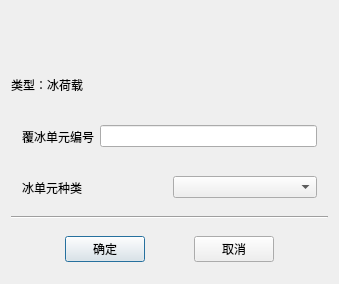
Before: the Qt Designer form TW/IceLoad.ui in Shixuku/Tower-Visual, drawn with Qt 5.
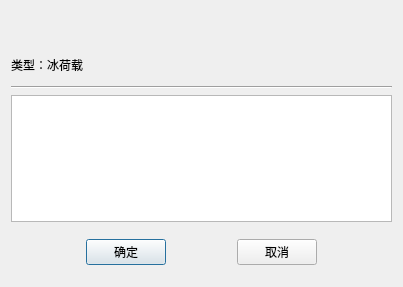
After: the same form once the commit is applied.

Commit message: 修改了覆冰的界面，增加了分析步，能够输出冰单元

```diff
--- a/TW/IceLoad.ui
+++ b/TW/IceLoad.ui
@@ -6,14 +6,14 @@
    <rect>
     <x>0</x>
     <y>0</y>
-    <width>339</width>
-    <height>284</height>
+    <width>403</width>
+    <height>287</height>
    </rect>
   </property>
   <property name="windowTitle">
    <string>冰荷载</string>
   </property>
-  <layout class="QVBoxLayout" name="verticalLayout" stretch="0,0,0,0,1,0">
+  <layout class="QVBoxLayout" name="verticalLayout" stretch="1,1,1,4,1">
    <item>
     <widget class="QLabel" name="label_name">
      <property name="text">
@@ -28,38 +28,6 @@
      </property>
     </widget>
    </item>
-   <item>
-    <widget class="QWidget" name="widget" native="true">
-     <layout class="QHBoxLayout" name="horizontalLayout">
-      <item>
-       <widget class="QLabel" name="label">
-        <property name="text">
-         <string>覆冰单元编号</string>
-        </property>
-       </widget>
-      </item>
-      <item>
-       <widget class="QLineEdit" name="line_idIceElement"/>
-      </item>
-     </layout>
-    </widget>
-   </item>
-   <item>
-    <widget class="QWidget" name="widget_3" native="true">
-     <layout class="QHBoxLayout" name="horizontalLayout_3">
-      <item>
-       <widget class="QLabel" name="label_2">
-        <property name="text">
-         <string>冰单元种类</string>
-        </property>
-       </widget>
-      </item>
-      <item>
-       <widget class="QComboBox" name="comboBox"/>
-      </item>
-     </layout>
-    </widget>
-   </item>
    <item>
     <widget class="Line" name="line">
      <property name="orientation">
@@ -67,6 +35,9 @@
      </property>
     </widget>
    </item>
+   <item>
+    <widget class="QTableWidget" name="tableWidget"/>
+   </item>
    <item>
     <widget class="QWidget" name="widget_2" native="true">
      <layout class="QHBoxLayout" name="horizontalLayout_2">
```
The commit also changes 12 other files.
